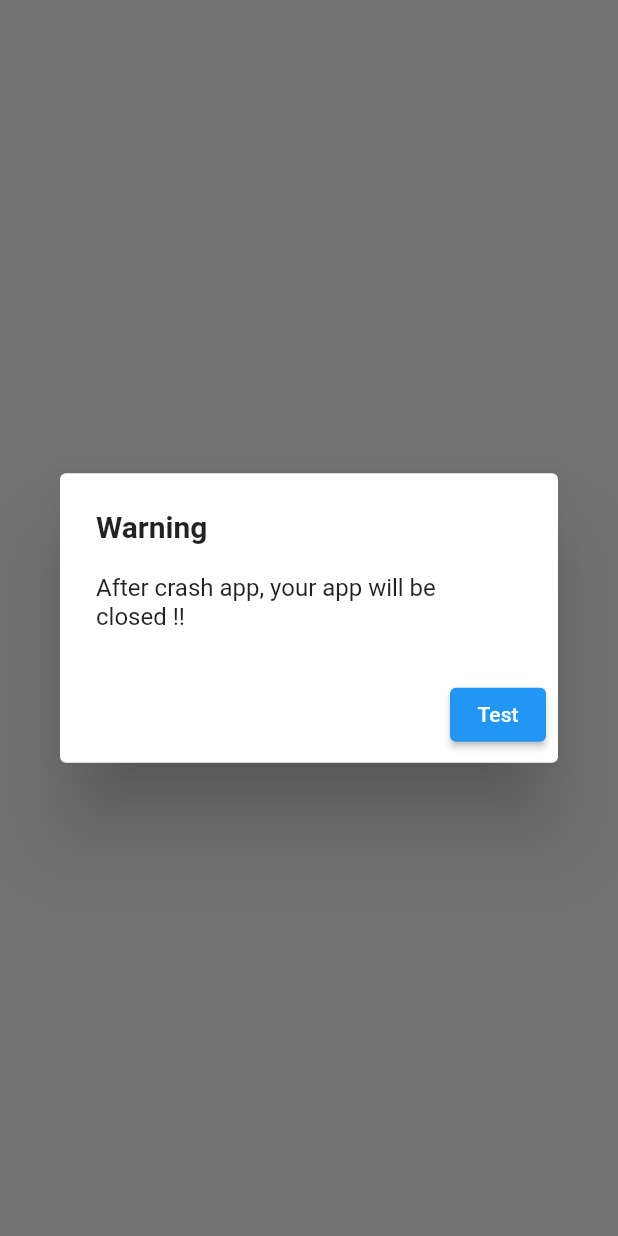
After one commit to tamdev3241/Features-Practice, a Flutter app: the CrashlyticScreen screen opened by its route, after a tap on "crash app testing", on a phone screen of 412 x 824 dp. The commit adds this screen. Run offline on Flutter 3.47's test engine with Material 2 defaults, Android fonts, the phone set to English and light mode, and no system bars; our stand-ins replace firebase_auth, firebase_core, firebase_crashlytics, firebase_messaging, flutter_local_notifications, flutter_svg and 1 more; missing offline and left inert: flutter_facebook_auth; accounts and stored records are empty.

Commit message:
handle crashlytic

```diff
--- a/firebase_example/lib/src/screens/home_screen.dart
+++ b/firebase_example/lib/src/screens/home_screen.dart
@@ -52,7 +52,15 @@ class _HomeScreenState extends State<HomeScreen> {
                 Navigator.pushNamed(context, "/chat");
               },
               child: const Text(
-                "Go to Chat",
+                "Go to chat screen",
+              ),
+            ),
+            ElevatedButton(
+              onPressed: () {
+                Navigator.pushNamed(context, "/crash");
+              },
+              child: const Text(
+                "Go to crash screen",
               ),
             ),
           ],
--- /dev/null
+++ b/firebase_example/lib/src/screens/scrashlytics_screen.dart
@@ -0,0 +1,60 @@
+import 'package:firebase_crashlytics/firebase_crashlytics.dart';
+import 'package:flutter/material.dart';
+
+class CrashlyticScreen extends StatelessWidget {
+  const CrashlyticScreen({super.key});
+
+  @override
+  Widget build(BuildContext context) {
+    return Scaffold(
+      body: SafeArea(
+        child: Center(
+          child: Column(
+            mainAxisAlignment: MainAxisAlignment.center,
+            children: [
+              ElevatedButton(
+                onPressed: () {
+                  showDialog(
+                    context: context,
+                    builder: (context) => AlertDialog(
+                      actions: [
+                        ElevatedButton(
+                          onPressed: () {
+                            if (FirebaseCrashlytics
+                                .instance.isCrashlyticsCollectionEnabled) {
+                              FirebaseCrashlytics.instance.crash();
+                            }
+                          },
+                          child: const Text("Test"),
+                        ),
+                      ],
+                      title: const Text(
+                        "Warning",
+                        style: TextStyle(
+                          fontWeight: FontWeight.bold,
+                        ),
+                      ),
+                      content: const Text(
+                        "After crash app, your app will be closed !!",
+                        style: TextStyle(
+                          fontSize: 16.0,
+                        ),
+                      ),
+                    ),
+                  );
+                },
+                child: const Text("crash app testing"),
+              ),
+              ElevatedButton(
+                onPressed: () {
+                  throw const FormatException();
+                },
+                child: const Text("Faltal crash app testing"),
+              )
+            ],
+          ),
+        ),
+      ),
+    );
+  }
+}
--- a/firebase_example/lib/src/services/auth/auth_service_impl.dart
+++ b/firebase_example/lib/src/services/auth/auth_service_impl.dart
@@ -1,4 +1,8 @@
+import 'dart:developer';
+import 'dart:isolate';
+
 import 'package:firebase_auth/firebase_auth.dart';
+import 'package:firebase_crashlytics/firebase_crashlytics.dart';
 import 'package:flutter_facebook_auth/flutter_facebook_auth.dart';
 import 'package:google_sign_in/google_sign_in.dart';
 
--- a/firebase_example/lib/src/services/firebase_message.dart
+++ b/firebase_example/lib/src/services/firebase_message.dart
@@ -4,7 +4,6 @@ import 'package:firebase_messaging/firebase_messaging.dart';
 
 class FirebaseMessageService {
   final FirebaseMessaging _fcmInstance = FirebaseMessaging.instance;
-
   Future<void> initNotifications() async {
     await _fcmInstance
         .requestPermission(
--- a/firebase_example/pubspec.yaml
+++ b/firebase_example/pubspec.yaml
@@ -45,6 +45,7 @@ dependencies:
   flutter_local_notifications: ^15.1.0+1
   http: ^0.13.6
   path_provider: ^2.1.0
+  firebase_crashlytics: ^3.3.5
 
 dev_dependencies:
   flutter_test:
```
Also changed, not shown: firebase_example/lib/main.dart (+24 -9 lines), 2 other files.
